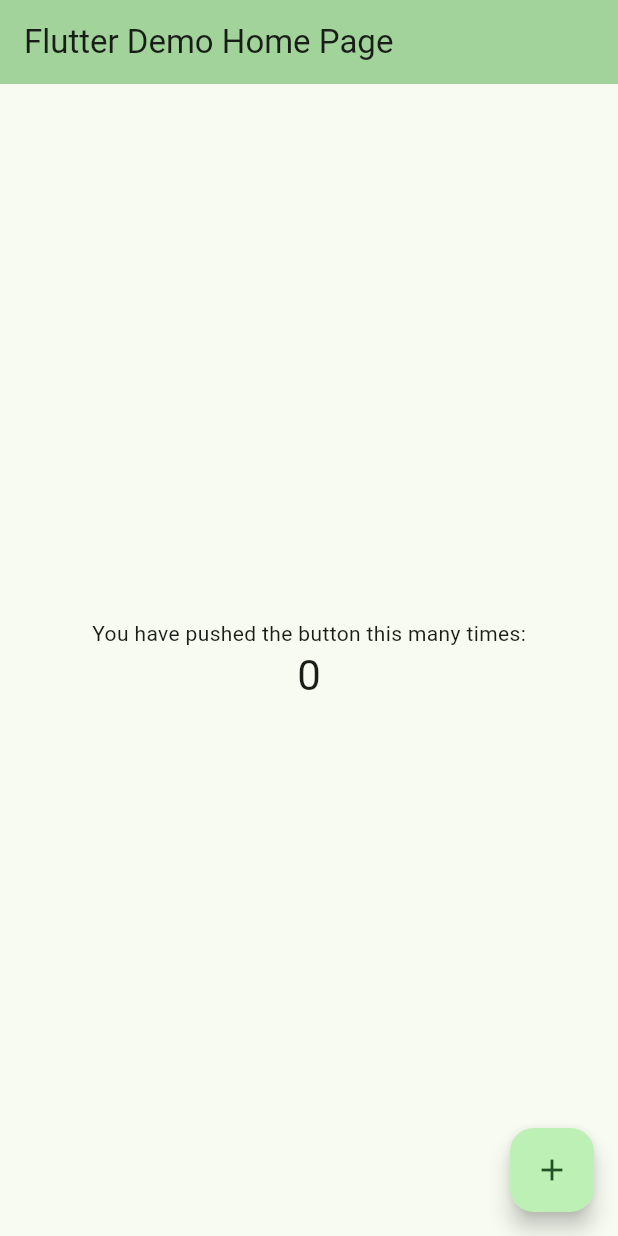
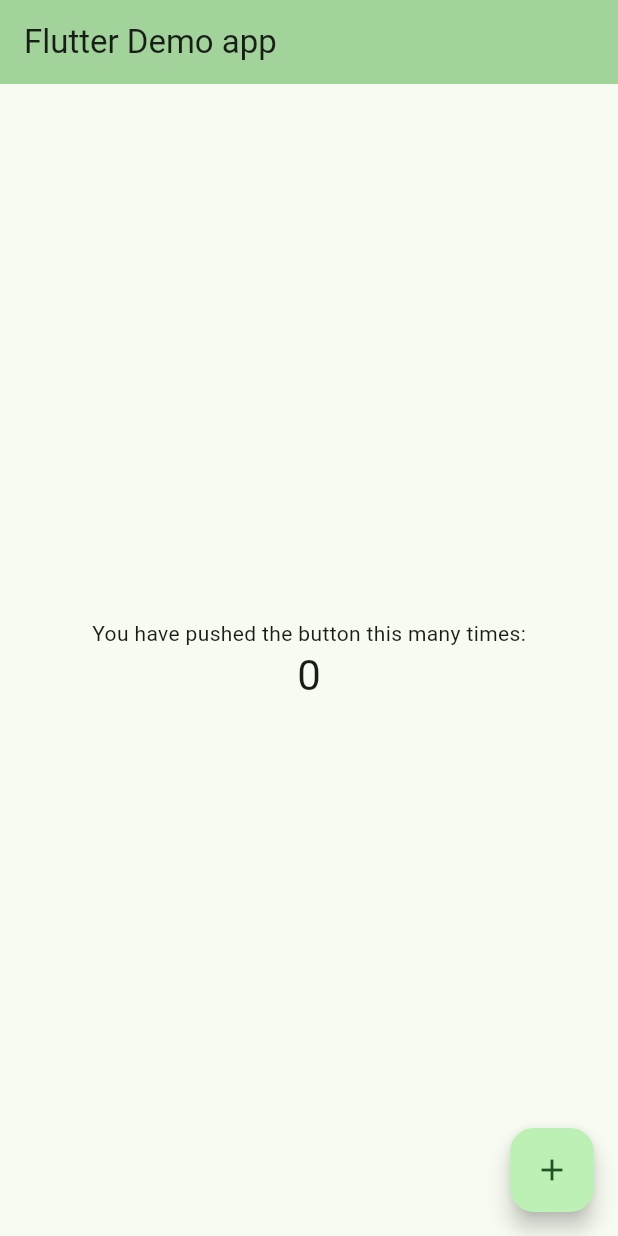
Before and after one commit to RacimFethallah/Faith, a Flutter app: the screen it shows after launch, on a phone screen of 412 x 824 dp. Run offline on Flutter 3.47's test engine with Material 3 defaults, Android fonts, the phone set to English and light mode, and no system bars.

Commit message:
first commit

```diff
--- a/lib/main.dart
+++ b/lib/main.dart
@@ -31,7 +31,7 @@ class MyApp extends StatelessWidget {
         colorScheme: ColorScheme.fromSeed(seedColor: Colors.green),
         useMaterial3: true,
       ),
-      home: const MyHomePage(title: 'Flutter Demo Home Page'),
+      home: const MyHomePage(title: 'Flutter Demo app'),
     );
   }
 }
```
